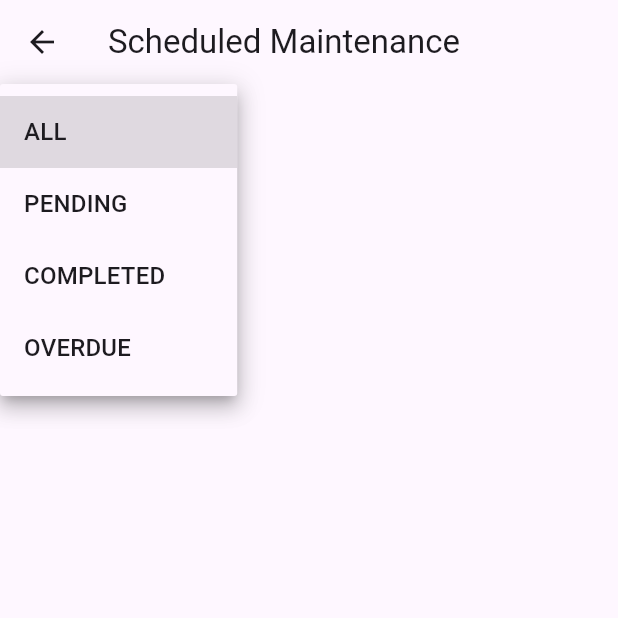
After one commit to AndersonKamsong/eneo_electrical_transformer_management, a Flutter app: the MaintenanceListScreen screen opened by its route, after a tap on "ALL", on a phone screen of 412 x 824 dp, the top half of it. The commit adds this screen. Run offline on Flutter 3.47's test engine with Material 3 defaults, Android fonts, the phone set to English and light mode, and no system bars; our stand-ins replace cloud_firestore, firebase_auth, firebase_core, flutter_map, latlong2; accounts and stored records are empty.

Commit message:
work on task management

```diff
--- a/lib/main.dart
+++ b/lib/main.dart
@@ -9,6 +9,7 @@ import 'screens/auth/profile_screen.dart'; // Import your ProfilePage
 import 'screens/auth/update_password_screen.dart'; // Import your UpdatePasswordPage
 import 'screens/transformer/transformer_screens.dart';
 import 'screens/transformer/map_view_screen.dart';
+import 'screens/maintenance_task/maintenance_list_screen.dart';
 
 void main() async {
   WidgetsFlutterBinding.ensureInitialized();
@@ -35,6 +36,7 @@ class MyApp extends StatelessWidget {
         '/updatePassword': (context) => UpdatePasswordPage(),
         '/transformer': (context) => TransformerManagementScreen(),
         '/map': (context) => MapViewScreen(),
+        '/task': (context) => MaintenanceListScreen(),
       },
     );
   }
--- /dev/null
+++ b/lib/screens/maintenance_task/maintenance_list_screen.dart
@@ -0,0 +1,95 @@
+import 'package:flutter/material.dart';
+import 'package:cloud_firestore/cloud_firestore.dart';
+import 'maintenance_task_detail_screen.dart';
+
+class MaintenanceListScreen extends StatefulWidget {
+  @override
+  _MaintenanceListScreenState createState() => _MaintenanceListScreenState();
+}
+
+class _MaintenanceListScreenState extends State<MaintenanceListScreen> {
+  final FirebaseFirestore _db = FirebaseFirestore.instance;
+  String? selectedStatus = 'all';
+
+  // Get tasks based on filter
+  Stream<List<Map<String, dynamic>>> getTasks(String? status) {
+    Query query = _db.collection('maintenance_tasks');
+
+    if (status != 'all') {
+      query = query.where('status', isEqualTo: status);
+    }
+
+    return query.snapshots().map((snapshot) =>
+        snapshot.docs.map((doc) {
+          // Include the document ID as taskID in the data
+          var data = doc.data() as Map<String, dynamic>;
+          data['taskId'] = doc.id;  // Add the taskID field
+          return data;
+        }).toList());
+  }
+
+  @override
+  Widget build(BuildContext context) {
+    return Scaffold(
+      appBar: AppBar(title: Text('Scheduled Maintenance')),
+      body: Column(
+        children: [
+          Padding(
+            padding: const EdgeInsets.all(8.0),
+            child: Row(
+              children: [
+                DropdownButton<String>(
+                  value: selectedStatus,
+                  items: ['all', 'pending', 'completed', 'overdue']
+                      .map((status) => DropdownMenuItem(
+                    value: status,
+                    child: Text(status.toUpperCase()),
+                  ))
+                      .toList(),
+                  onChanged: (value) {
+                    setState(() {
+                      selectedStatus = value;
+                    });
+                  },
+                ),
+              ],
+            ),
+          ),
+          Expanded(
+            child: StreamBuilder<List<Map<String, dynamic>>>(
+              stream: getTasks(selectedStatus),
+              builder: (context, snapshot) {
+                if (!snapshot.hasData) {
+                  return Center(child: CircularProgressIndicator());
+                }
+
+                var tasks = snapshot.data!;
+                return ListView.builder(
+                  itemCount: tasks.length,
+                  itemBuilder: (context, index) {
+                    var task = tasks[index];
+                    return ListTile(
+                      title: Text('Transformer ID: ${task['transformer_id']}'),
+                      subtitle: Text('Scheduled Date: ${task['scheduled_date']}'),
+                      // subtitle: Text('Scheduled taskId: ${task['taskId']}'),
+                      trailing: Text(task['status'].toUpperCase()),
+                      onTap: () {
+                        // Navigate to Task Detail Screen to assign/review status
+                        Navigator.push(
+                          context,
+                          MaterialPageRoute(
+                            builder: (context) => TaskDetailScreen(taskId: task['taskId']),
+                          ),
+                        );
+                      },
+                    );
+                  },
+                );
+              },
+            ),
+          ),
+        ],
+      ),
+    );
+  }
+}
```
Also changed, not shown: lib/screens/maintenance_task/maintenance_task_detail_screen.dart (added, +83 -0 lines), lib/screens/transformer/transformer_detail_screen.dart (+98 -0 lines), lib/services/maintenance_service.dart (+23 -5 lines).
